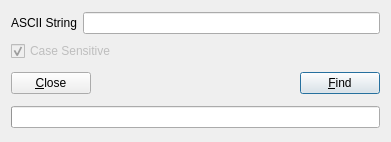
First picture: the form in plugins/BinarySearcher/DialogASCIIString.ui, repository eteran/edb-debugger, before the edit.
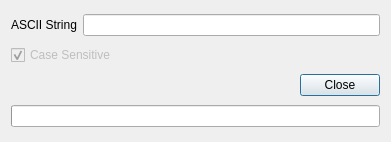
Second picture: the form after the edit. Icons and pictures are not drawn.

Commit message: improved some more dialogs and plugins

```diff
--- a/plugins/BinarySearcher/DialogASCIIString.ui
+++ b/plugins/BinarySearcher/DialogASCIIString.ui
@@ -14,48 +14,6 @@
    <string>Find ASCII String</string>
   </property>
   <layout class="QGridLayout" name="gridLayout">
-   <item row="2" column="0" colspan="2">
-    <layout class="QHBoxLayout">
-     <item>
-      <widget class="QPushButton" name="btnClose">
-       <property name="text">
-        <string>&amp;Close</string>
-       </property>
-       <property name="icon">
-        <iconset theme="dialog-close">
-         <normaloff>.</normaloff>.</iconset>
-       </property>
-      </widget>
-     </item>
-     <item>
-      <spacer>
-       <property name="orientation">
-        <enum>Qt::Horizontal</enum>
-       </property>
-       <property name="sizeHint" stdset="0">
-        <size>
-         <width>99</width>
-         <height>31</height>
-        </size>
-       </property>
-      </spacer>
-     </item>
-     <item>
-      <widget class="QPushButton" name="btnFind">
-       <property name="text">
-        <string>&amp;Find</string>
-       </property>
-       <property name="icon">
-        <iconset theme="edit-find">
-         <normaloff>.</normaloff>.</iconset>
-       </property>
-       <property name="default">
-        <bool>true</bool>
-       </property>
-      </widget>
-     </item>
-    </layout>
-   </item>
    <item row="0" column="0">
     <widget class="QLabel" name="label">
      <property name="text">
@@ -63,9 +21,6 @@
      </property>
     </widget>
    </item>
-   <item row="3" column="0" colspan="2">
-    <widget class="QProgressBar" name="progressBar"/>
-   </item>
    <item row="0" column="1">
     <widget class="QLineEdit" name="txtASCII">
      <property name="clearButtonEnabled">
@@ -86,6 +41,16 @@
      </property>
     </widget>
    </item>
+   <item row="2" column="0" colspan="2">
+    <widget class="QDialogButtonBox" name="buttonBox">
+     <property name="standardButtons">
+      <set>QDialogButtonBox::Close</set>
+     </property>
+    </widget>
+   </item>
+   <item row="3" column="0" colspan="2">
+    <widget class="QProgressBar" name="progressBar"/>
+   </item>
   </layout>
  </widget>
  <tabstops>
```
Left out of the diff: 32 changed lines with no effect on the pictures. The commit also changes 12 other files.
